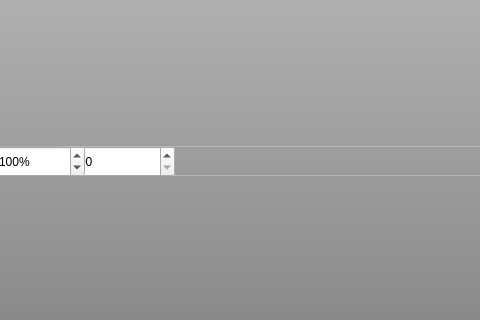
This is source/mainwindow.ui in RORMasa/NodeBeamEditor as Qt 5 draws it before an edit; both pictures show x 317 to 797 and y 287 to 607 of the 1159 by 771 pixel window. The edited form follows.
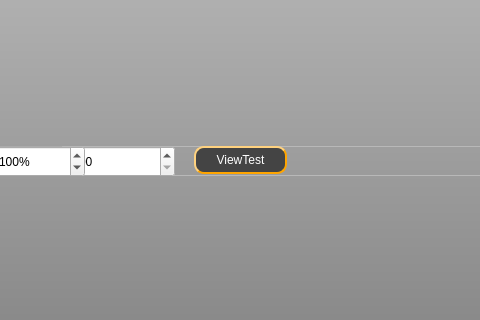
This is the edited form. Icons and pictures are not drawn.

Commit message:
Quad view
Started to create a quad view.

Patch:
```diff
--- a/source/mainwindow.ui
+++ b/source/mainwindow.ui
@@ -2556,6 +2556,19 @@
               <number>100</number>
              </property>
             </widget>
+            <widget class="QPushButton" name="pushButton_ViewTest">
+             <property name="geometry">
+              <rect>
+               <x>210</x>
+               <y>0</y>
+               <width>93</width>
+               <height>28</height>
+              </rect>
+             </property>
+             <property name="text">
+              <string>ViewTest</string>
+             </property>
+            </widget>
            </widget>
           </item>
          </layout>
```
The commit also changes 8 other files.
